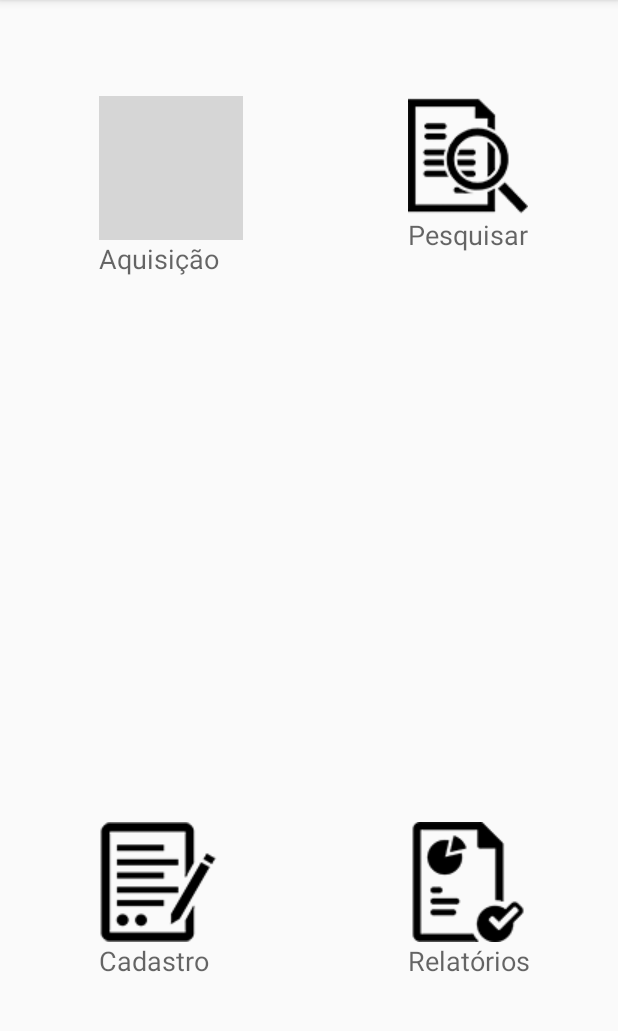
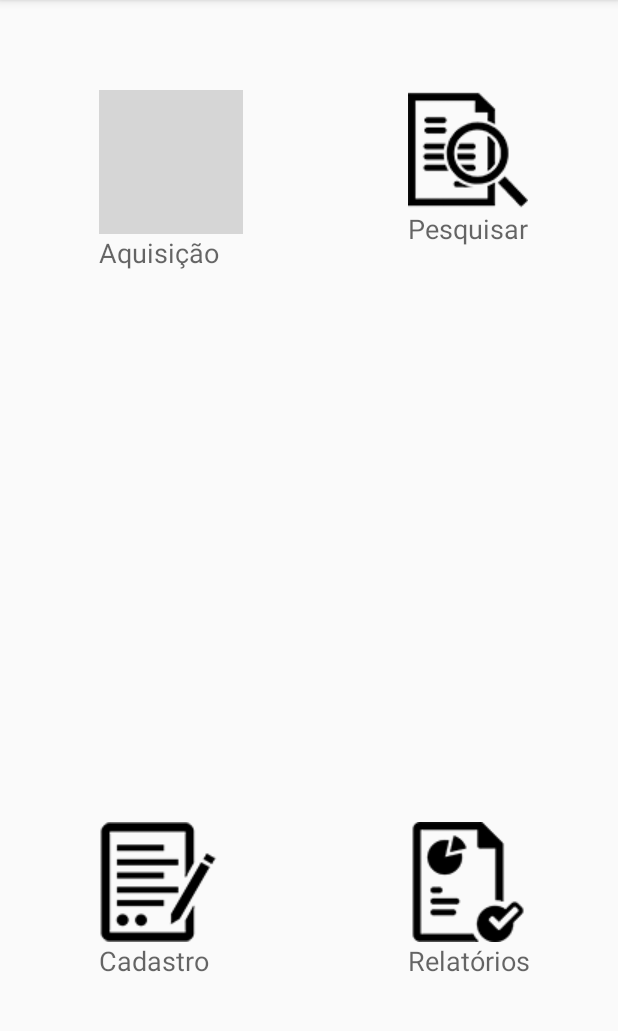
Before and after one commit to AlysonSilvaMiranda/ConPat, an Android app: the MainActivity screen opened directly, with no data from a screen before it, on a phone screen of 412 x 824 dp, the part 84-1115 px from its top. Run offline under Robolectric (Android 15) with nearby library versions, the phone set to English and light mode, and no system bars; grey boxes are pictures that could not be loaded.

Commit message:
tela inicio e menu OK

```diff
--- a/ConPat/app/src/main/res/layout/activity_main.xml
+++ b/ConPat/app/src/main/res/layout/activity_main.xml
@@ -8,18 +8,6 @@
     android:paddingRight="@dimen/activity_horizontal_margin"
     android:paddingTop="@dimen/activity_vertical_margin"
     tools:context=".presentation.MainActivity">
-
-    <ImageButton
-        android:layout_width="wrap_content"
-        android:layout_height="wrap_content"
-        android:id="@+id/imageButton4"
-        android:layout_marginTop="48dp"
-        android:background="@drawable/pesquisa"
-        android:layout_marginRight="44dp"
-        android:layout_marginEnd="44dp"
-        android:layout_alignParentTop="true"
-        android:layout_alignParentRight="true"
-        android:layout_alignParentEnd="true" />
 
     <ImageButton
         android:layout_width="wrap_content"
@@ -37,19 +25,8 @@
         android:id="@+id/imageButton6"
         android:background="@drawable/cadastro"
         android:layout_alignTop="@+id/imageButton5"
-        android:layout_alignLeft="@+id/imageButton3"
-        android:layout_alignStart="@+id/imageButton3" />
-
-    <ImageButton
-        android:layout_width="wrap_content"
-        android:layout_height="wrap_content"
-        android:id="@+id/imageButton3"
-        android:background="@drawable/cadastroaquisicao"
-        android:layout_marginLeft="50dp"
-        android:layout_marginStart="50dp"
-        android:layout_alignTop="@+id/imageButton4"
-        android:layout_alignParentLeft="true"
-        android:layout_alignParentStart="true" />
+        android:layout_alignLeft="@+id/imageButtonAquisicao"
+        android:layout_alignStart="@+id/imageButtonAquisicao" />
 
     <TextView
         android:layout_width="wrap_content"
@@ -57,9 +34,9 @@
         android:textAppearance="?android:attr/textAppearanceMedium"
         android:text="Aquisição"
         android:id="@+id/lbl_aquisicao"
-        android:layout_below="@+id/imageButton3"
-        android:layout_alignLeft="@+id/imageButton3"
-        android:layout_alignStart="@+id/imageButton3" />
+        android:layout_below="@+id/imageButtonAquisicao"
+        android:layout_alignLeft="@+id/imageButtonAquisicao"
+        android:layout_alignStart="@+id/imageButtonAquisicao" />
 
     <TextView
         android:layout_width="wrap_content"
@@ -91,4 +68,27 @@
         android:layout_alignLeft="@+id/imageButton5"
         android:layout_alignStart="@+id/imageButton5" />
 
+    <ImageButton
+        android:layout_width="wrap_content"
+        android:layout_height="wrap_content"
+        android:id="@+id/imageButton4"
+        android:layout_marginTop="44dp"
+        android:background="@drawable/pesquisa"
+        android:layout_marginRight="44dp"
+        android:layout_marginEnd="44dp"
+        android:layout_alignParentTop="true"
+        android:layout_alignParentRight="true"
+        android:layout_alignParentEnd="true" />
+
+    <ImageButton
+        android:layout_width="wrap_content"
+        android:layout_height="wrap_content"
+        android:id="@+id/imageButtonAquisicao"
+        android:background="@drawable/cadastroaquisicao"
+        android:layout_marginLeft="50dp"
+        android:layout_marginStart="50dp"
+        android:layout_alignTop="@+id/imageButton4"
+        android:layout_alignParentLeft="true"
+        android:layout_alignParentStart="true" />
+
 </RelativeLayout>
```
